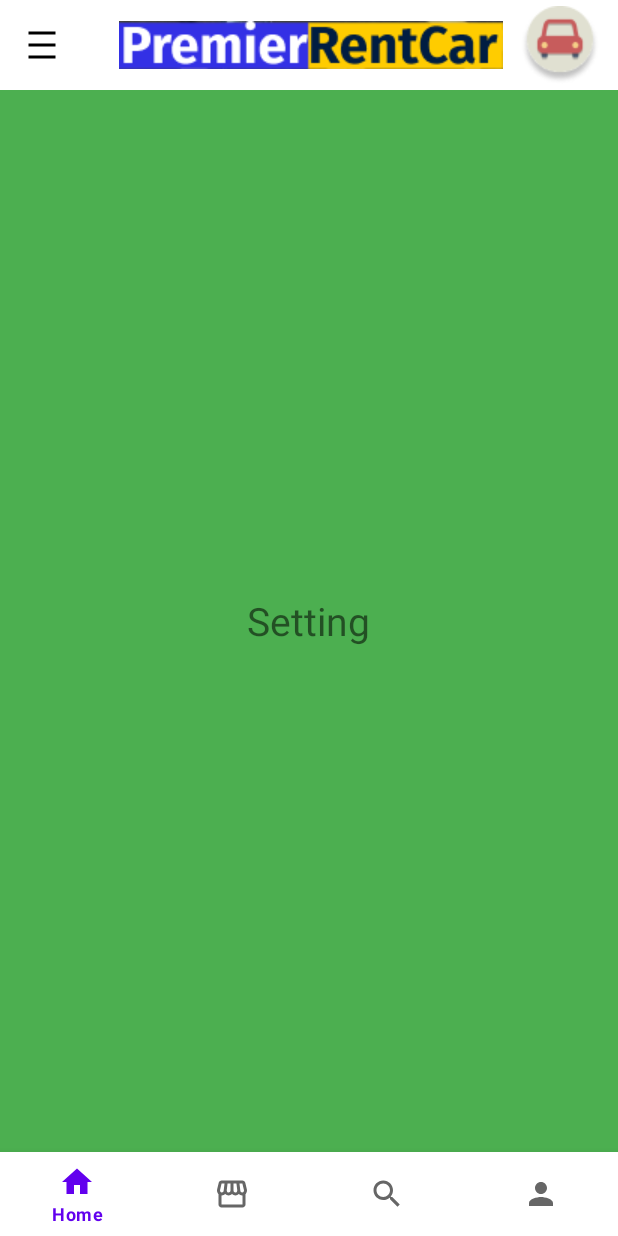
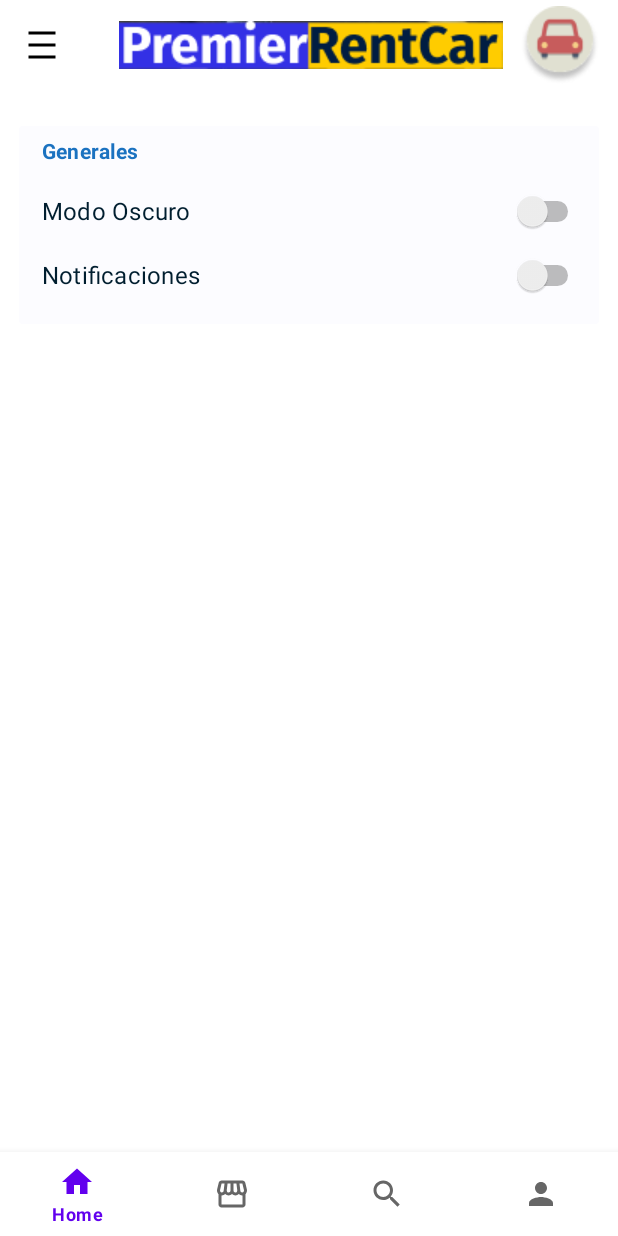
Before and after one commit to mosheFuks/TP3-Trabajo-Practico, an Android app: the fragment fragment_setting placed in its activity, on a phone screen of 412 x 824 dp. Run offline under Robolectric (Android 15) with nearby library versions, the phone set to English and light mode, and no system bars; our stand-ins replace navigation-ui; 1 statement that could not run was skipped.

Commit message:
fragmento de configuracion

```diff
--- a/app/src/main/java/com/example/trabajopractico/fragment_setting.kt
+++ b/app/src/main/java/com/example/trabajopractico/fragment_setting.kt
@@ -5,15 +5,32 @@ import androidx.fragment.app.Fragment
 import android.view.LayoutInflater
 import android.view.View
 import android.view.ViewGroup
-
+import android.widget.Switch
+import androidx.appcompat.app.AppCompatActivity
 
 
 class fragment_setting : Fragment(R.layout.fragment_setting) {
 
-    override fun onViewCreated(view: View, savedInstanceState: Bundle?) {
-        super.onViewCreated(view, savedInstanceState)
+    private lateinit var switchNightMode: Switch
+    private lateinit var switchNotifications: Switch
+    override fun onCreateView(
+            inflater: LayoutInflater, container: ViewGroup?,
+            savedInstanceState: Bundle?
+        ): View? {
+            val view = inflater.inflate(R.layout.fragment_setting, container, false)
 
+            switchNightMode = view.findViewById(R.id.switchNightMode)
+            switchNotifications = view.findViewById(R.id.switchNotifications)
 
+           /* // lógica para manejar los cambios en los Switches
+            switchNightMode.setOnCheckedChangeListener { _, isChecked ->
+                // Lógica para cambiar al modo nocturno
+            }
+
+            switchNotifications.setOnCheckedChangeListener { _, isChecked ->
+                // Lógica para activar/desactivar las notificaciones
+            }*/
+
+            return view
+        }
     }
-
-}
--- /dev/null
+++ b/app/src/main/res/drawable/handle.xml
@@ -0,0 +1,4 @@
+<vector android:height="14dp" android:viewportHeight="16"
+    android:viewportWidth="16" android:width="14dp" xmlns:android="http://schemas.android.com/apk/res/android">
+    <path android:fillColor="#74777F" android:pathData="M8,0L8,0A8,8 0,0 1,16 8L16,8A8,8 0,0 1,8 16L8,16A8,8 0,0 1,0 8L0,8A8,8 0,0 1,8 0z"/>
+</vector>
--- /dev/null
+++ b/app/src/main/res/drawable/switch_track.xml
@@ -0,0 +1,19 @@
+<?xml version="1.0" encoding="utf-8"?>
+<selector xmlns:android="http://schemas.android.com/apk/res/android">
+<item
+    android:state_checked="true"
+    android:state_enabled="false"
+    android:drawable="@drawable/track"/>
+    <item
+        android:state_checked="true"
+        android:state_enabled="true"
+        android:drawable="@drawable/track"/>
+    <item
+        android:state_checked="false"
+        android:state_enabled="false"
+        android:drawable="@drawable/track"/>
+    <item
+        android:state_checked="false"
+        android:state_enabled="true"
+        android:drawable="@drawable/track"/>
+</selector>
--- /dev/null
+++ b/app/src/main/res/drawable/track.xml
@@ -0,0 +1,11 @@
+<vector xmlns:android="http://schemas.android.com/apk/res/android"
+    android:width="52dp"
+    android:height="32dp"
+    android:viewportWidth="52"
+    android:viewportHeight="32">
+  <path
+      android:pathData="M16,1L36,1A15,15 0,0 1,51 16L51,16A15,15 0,0 1,36 31L16,31A15,15 0,0 1,1 16L1,16A15,15 0,0 1,16 1z"
+      android:strokeWidth="2"
+      android:fillColor="#EFF1F8"
+      android:strokeColor="#74777F"/>
+</vector>
--- a/app/src/main/res/layout/fragment_setting.xml
+++ b/app/src/main/res/layout/fragment_setting.xml
@@ -3,15 +3,124 @@
     xmlns:tools="http://schemas.android.com/tools"
     android:layout_width="match_parent"
     android:layout_height="match_parent"
-    android:background="#4CAF50"
-    tools:context=".fragment_setting">
+    android:id="@+id/frame_setting"
+    android:layout_centerInParent="true"
+    android:layout_marginTop="10dp"
+    android:padding="10dp"
+    xmlns:app="http://schemas.android.com/apk/res-auto">
 
-    <!-- TODO: Update blank fragment layout -->
-    <TextView
-        android:layout_width="wrap_content"
-        android:layout_height="wrap_content"
-        android:layout_gravity="center"
-        android:text="Setting"
-        android:textSize="26dp" />
+    <androidx.cardview.widget.CardView
+        android:layout_width="match_parent"
+        android:layout_height="140dp"
+        app:cardBackgroundColor="#FCFCFF"
+        app:cardUseCompatPadding="true"
+        app:cardElevation="0dp">
 
+        <!--  <RelativeLayout
+              xmlns:android="http://schemas.android.com/apk/res/android"
+              android:id="@+id/frame_502"
+              android:layout_width="match_parent"
+              android:layout_height="150dp"
+              android:layout_alignParentLeft="true"
+              android:layout_alignParentRight="true"
+              android:layout_alignParentTop="true"
+              >-->
+
+            <LinearLayout
+                android:layout_width="match_parent"
+                android:layout_height="match_parent"
+                android:layout_below="@+id/configuracionText"
+                android:layout_alignParentStart="true"
+                android:layout_alignParentEnd="true"
+                android:layout_alignParentBottom="true"
+                android:layout_marginStart="15dp"
+                android:layout_marginTop="5dp"
+                android:layout_marginEnd="10dp"
+                android:layout_marginBottom="5dp"
+                android:gravity="center_vertical"
+                android:orientation="vertical">
+
+                <LinearLayout
+                    android:layout_width="match_parent"
+                    android:layout_height="wrap_content"
+                    android:layout_marginBottom="10dp">
+                    <TextView
+                        android:id="@+id/configuracionText"
+                        android:layout_width="match_parent"
+                        android:layout_height="wrap_content"
+                        android:layout_gravity="center_horizontal"
+                        android:text="Generales"
+                        android:textColor="#1B72C0"
+                        android:textSize="14dp"
+                        android:textStyle="bold"
+                        android:letterSpacing="0.01"
+                        android:lineSpacingExtra="4sp"
+                        android:translationY="-1.8sp"
+                        android:gravity="top"/>
+                </LinearLayout>
+
+                <LinearLayout
+                    android:layout_width="match_parent"
+                    android:layout_height="wrap_content"
+                    android:orientation="horizontal"
+                    android:layout_marginBottom="10dp"
+                    android:layout_marginTop="5dp">
+
+                    <TextView
+                        android:id="@+id/modoOscuro"
+                        android:layout_width="wrap_content"
+                        android:layout_height="wrap_content"
+                        android:layout_alignParentEnd="true"
+                        android:layout_alignParentBottom="true"
+                        android:text="Modo Oscuro"
+                        android:textColor="#001E2F"
+                        android:lineSpacingExtra="5sp"
+                        android:gravity="center_vertical"
+                        android:letterSpacing="0.01"
+                        android:textSize="16dp" />
+
+                    <Switch
+                        android:id="@+id/switchNightMode"
+                        android:layout_width="match_parent"
+                        android:layout_height="wrap_content" />
+                </LinearLayout>
+
+                <LinearLayout
+                    android:layout_width="match_parent"
+                    android:layout_height="wrap_content"
+                    android:orientation="horizontal"
+                    android:layout_marginTop="5dp"
+                    android:layout_marginBottom="10dp">
+
+                    <TextView
+                        android:id="@+id/notificaciones"
+                        android:layout_width="wrap_content"
+                        android:layout_height="wrap_content"
+                        android:layout_alignParentEnd="true"
+                        android:layout_alignParentBottom="true"
+                        android:text="Notificaciones"
+                        android:textColor="#001E2F"
+                        android:lineSpacingExtra="5sp"
+                        android:gravity="center_vertical"
+                        android:letterSpacing="0.01"
+                        android:textSize="16dp" />
+
+                    <Switch
+                        android:id="@+id/switchNotifications"
+                        android:layout_width="match_parent"
+                        android:layout_height="wrap_content"
+
+                        />
+                </LinearLayout> -->
+                <!--  <androidx.appcompat.widget.SwitchCompat
+                        android:id="@+id/switchNotificationsf"
+                        android:layout_width="match_parent"
+                        android:layout_height="match_parent"
+                        android:checked="false"
+                        android:text="Activar notificaciones"
+                        android:thumb="@drawable/handle"
+                        app:track="@drawable/switch_track" /> -->
+          </LinearLayout>
+    <!--   </RelativeLayout>-->
+ </androidx.cardview.widget.CardView>
 </FrameLayout>
--- a/app/src/main/res/values/strings.xml
+++ b/app/src/main/res/values/strings.xml
@@ -6,4 +6,6 @@
     <string name="forgot_pass">Olvide la contraseña</string>
     <string name="loguin_button">Ingresar</string>
     <string name="notification">Notificaciones</string>
+    <string name="open_nav">Open Navigation Drawer</string>
+    <string name="close_nav">Close Navigation Drawer</string>
 </resources>
```
